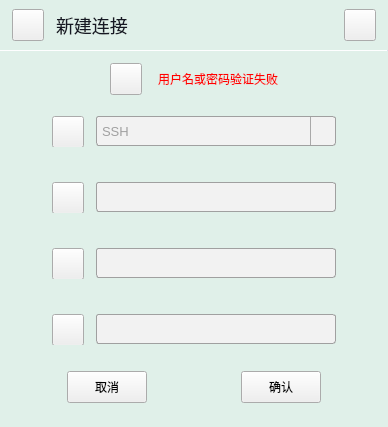
This is buganalyse/bugger/src/dialog/login/login.ui in FireLotus0/LearningNotes as Qt 5 draws it before an edit. The edited form follows.
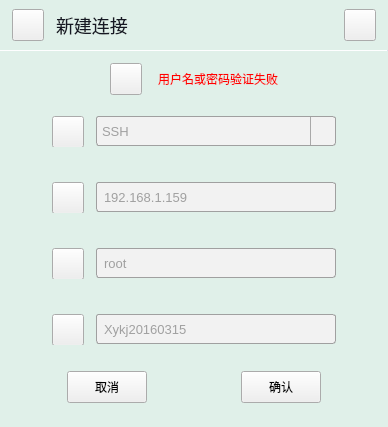
This is the edited form. Icons and pictures are not drawn.

```diff
--- a/buganalyse/bugger/src/dialog/login/login.ui
+++ b/buganalyse/bugger/src/dialog/login/login.ui
@@ -7,7 +7,7 @@
     <x>0</x>
     <y>0</y>
     <width>388</width>
-    <height>378</height>
+    <height>377</height>
    </rect>
   </property>
   <property name="windowTitle">
@@ -478,6 +478,9 @@
                 <height>30</height>
                </size>
               </property>
+              <property name="text">
+               <string>192.168.1.159</string>
+              </property>
              </widget>
             </item>
            </layout>
@@ -525,6 +528,9 @@
                 <height>30</height>
                </size>
               </property>
+              <property name="text">
+               <string>root</string>
+              </property>
              </widget>
             </item>
            </layout>
@@ -572,6 +578,9 @@
                 <height>30</height>
                </size>
               </property>
+              <property name="text">
+               <string>Xykj20160315</string>
+              </property>
              </widget>
             </item>
            </layout>
```
Left out of the diff: 4 changed lines with no effect on the pictures.
